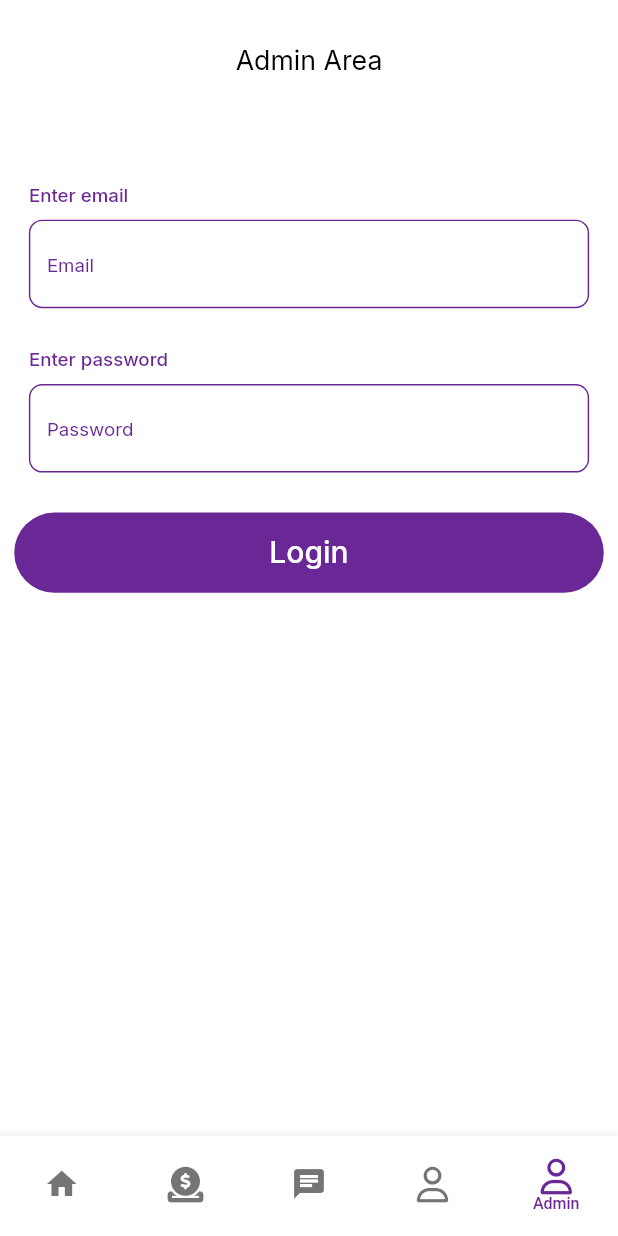
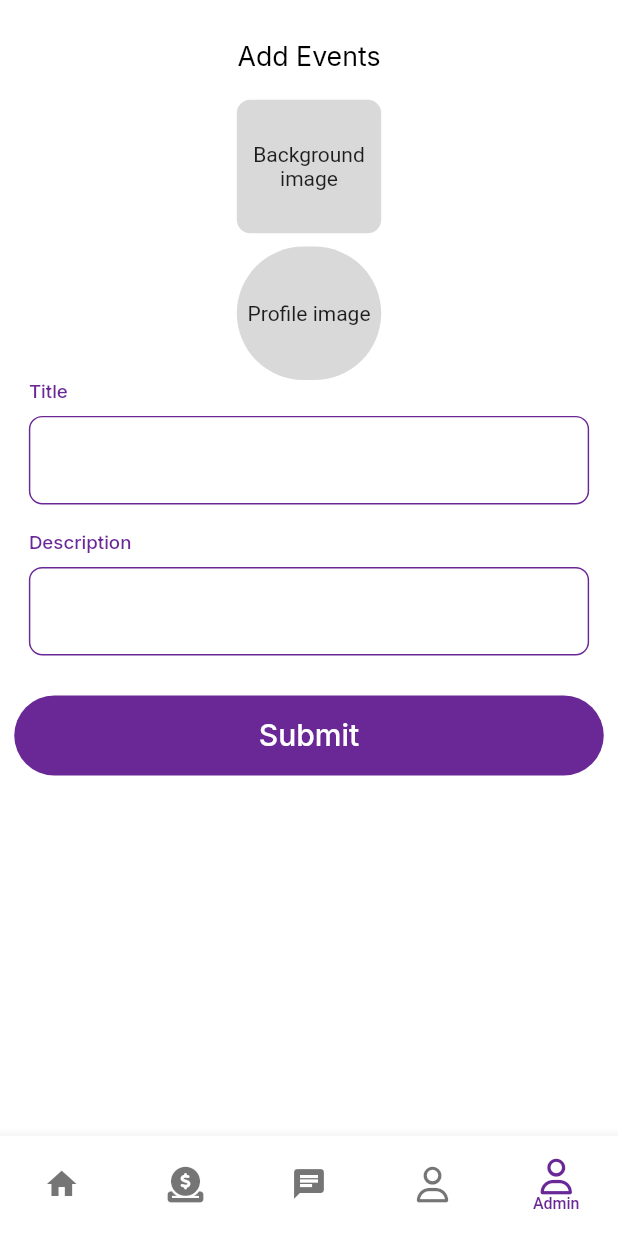
Before and after one commit to rashidyousaf/HonaLondonRadio_app, a Flutter app: the screen it shows after launch, item 5 of the bottom bar chosen, on a phone screen of 412 x 824 dp. Run offline on Flutter 3.47's test engine with Material 2 defaults, Android fonts, the light colour scheme and no system bars; our stand-ins replace audioplayers, carousel_slider, cloud_firestore, firebase_auth, firebase_core, firebase_storage and 4 more; accounts and stored records are empty.

Commit message:
image_picker_continue

```diff
--- a/lib/common_widgets/custom_textfield.dart
+++ b/lib/common_widgets/custom_textfield.dart
@@ -3,11 +3,12 @@ import 'package:flutter_screenutil/flutter_screenutil.dart';
 import '../consts/const.dart';
 
 class CustomTextfiled extends StatelessWidget {
-  const CustomTextfiled({super.key, required this.titile, required this.hint});
+  CustomTextfiled(
+      {super.key, required this.titile, required this.hint, this.controller});
 
   final String titile;
   final String hint;
-
+  TextEditingController? controller = TextEditingController();
   @override
   Widget build(BuildContext context) {
     return Column(
@@ -24,6 +25,9 @@ class CustomTextfiled extends StatelessWidget {
           height: 10.h,
         ),
         TextField(
+          controller: controller,
+          keyboardType: TextInputType.multiline,
+          maxLines: null,
           decoration: InputDecoration(
             focusedBorder: OutlineInputBorder(
               borderSide: BorderSide(width: 1.w, color: nBlueColor),
--- /dev/null
+++ b/lib/controllers/Event_controller.dart
@@ -0,0 +1,30 @@
+import 'package:honalondon_radio/consts/const.dart';
+import 'package:honalondon_radio/models/event_model.dart';
+import 'package:honalondon_radio/services/firestore_service.dart';
+
+import 'Image_picker_provider.dart';
+
+class EventController {
+  TextEditingController bgimageController = TextEditingController();
+  TextEditingController proimageController = TextEditingController();
+  TextEditingController titleController = TextEditingController();
+  TextEditingController descController = TextEditingController();
+
+  FirestoreService firestoreService = FirestoreService();
+
+  saveEvents() async {
+    EventModel eventModel = EventModel(
+      bgImage: bgimageController.text,
+      proImage: proimageController.text,
+      title: titleController.text,
+      desc: descController.text,
+    );
+    await firestoreService.saveEventsInfo(eventModel);
+  }
+
+  demyFuc() {
+    ImagePcikerProvider iPP = ImagePcikerProvider();
+
+    print("url:${iPP.imageUrl}");
+  }
+}
--- /dev/null
+++ b/lib/controllers/Image_picker_provider.dart
@@ -0,0 +1,48 @@
+import 'dart:io';
+
+import 'package:firebase_storage/firebase_storage.dart';
+import 'package:honalondon_radio/consts/const.dart';
+// import 'package:image_cropper/image_cropper.dart';
+import 'package:image_picker/image_picker.dart';
+
+class ImagePcikerProvider extends ChangeNotifier {
+  File? _pimg;
+  File? _bgimg;
+  String _imageUrl = '';
+
+  File? get pimg => _pimg;
+  File? get bgimg => _bgimg;
+  String get imageUrl => _imageUrl;
+
+  Future<void> pickpImage1() async {
+    final image = await ImagePicker().pickImage(source: ImageSource.gallery);
+    if (image == null) return;
+    final img = File(image.path);
+
+    final uniqueFileName = DateTime.now().millisecondsSinceEpoch.toString();
+    final referenceRoot = FirebaseStorage.instance.ref();
+    final referenceDirImages = referenceRoot.child('images');
+    final referenceImageToUpload = referenceDirImages.child(uniqueFileName);
+    try {
+      await referenceImageToUpload.putFile(File(image.path));
+      _imageUrl = await referenceImageToUpload.getDownloadURL();
+      notifyListeners();
+      print('eventurl:${_imageUrl}');
+    } catch (error) {
+      // handle error
+    }
+
+    _pimg = img;
+    notifyListeners();
+  }
+
+  Future<void> pickbgImage() async {
+    final image2 = await ImagePicker().pickImage(source: ImageSource.gallery);
+    if (image2 == null) return;
+    final img2 = File(image2.path);
+
+    _bgimg = img2;
+
+    notifyListeners();
+  }
+}
--- /dev/null
+++ b/lib/models/event_model.dart
@@ -0,0 +1,27 @@
+class EventModel {
+  String? id;
+  String? bgImage;
+  String? proImage;
+  String? title;
+  String? desc;
+
+  EventModel({this.id, this.bgImage, this.proImage, this.title, this.desc});
+
+  EventModel.fromJson(Map<String, dynamic> json) {
+    id = json['id'];
+    bgImage = json['bgImage'];
+    proImage = json['proImage'];
+    title = json['title'];
+    desc = json['desc'];
+  }
+
+  Map<String, dynamic> toJson() {
+    final Map<String, dynamic> data = new Map<String, dynamic>();
+    data['id'] = id;
+    data['bgImage'] = bgImage;
+    data['proImage'] = proImage;
+    data['title'] = title;
+    data['desc'] = desc;
+    return data;
+  }
+}
--- a/lib/routes/routes.dart
+++ b/lib/routes/routes.dart
@@ -8,6 +8,7 @@ import 'package:honalondon_radio/views/Presenter_screen/presenter_one_screen.dar
 import 'package:honalondon_radio/views/Presenter_screen/presenter_sex_screen.dart';
 import 'package:honalondon_radio/views/Presenter_screen/presenter_three_screen.dart';
 import 'package:honalondon_radio/views/Presenter_screen/presenter_two_screen.dart';
+import 'package:honalondon_radio/views/admin_screen/add_event-screen.dart';
 import 'package:honalondon_radio/views/coin_screen/coin_screen1.dart';
 import 'package:honalondon_radio/views/home/events_screen.dart';
 import 'package:honalondon_radio/views/home/home_screen.dart';
@@ -61,6 +62,8 @@ class Routes {
         return MaterialPageRoute(builder: (context) => const CoinScreen2());
       case "/coins3":
         return MaterialPageRoute(builder: (context) => const CoinScreen3());
+      case "/aES":
+        return MaterialPageRoute(builder: (context) => const AddEventScreen());
     }
     return null;
   }
--- /dev/null
+++ b/lib/services/firestore_service.dart
@@ -0,0 +1,21 @@
+import 'package:cloud_firestore/cloud_firestore.dart';
+import 'package:honalondon_radio/models/event_model.dart';
+
+class FirestoreService {
+  CollectionReference events = FirebaseFirestore.instance.collection("events");
+
+  Future<void> saveEventsInfo(EventModel eventModel) async {
+    final docData = events.doc();
+
+    eventModel.id = docData.id;
+
+    await docData.set(eventModel.toJson());
+  }
+
+  // Future<EventModel> getEventsInfo() async {
+  //   QuerySnapshot doc = events.get();
+  //   EventModel clubhModel =
+  //       EventModel.fromJson(doc.data() as Map<String, dynamic>);
+  //   return EventModel();
+  // }
+}
--- /dev/null
+++ b/lib/views/admin_screen/add_event-screen.dart
@@ -0,0 +1,110 @@
+import 'package:flutter_screenutil/flutter_screenutil.dart';
+import 'package:honalondon_radio/common_widgets/custom_button.dart';
+import 'package:honalondon_radio/common_widgets/custom_textfield.dart';
+import 'package:honalondon_radio/consts/const.dart';
+import 'package:honalondon_radio/controllers/Event_controller.dart';
+import 'package:provider/provider.dart';
+
+import '../../controllers/Image_picker_provider.dart';
+
+class AddEventScreen extends StatelessWidget {
+  const AddEventScreen({super.key});
+
+  @override
+  Widget build(BuildContext context) {
+    EventController eC = EventController();
+    return Scaffold(
+      body: SafeArea(
+          child: Column(
+        children: [
+          SizedBox(
+            height: 30.h,
+          ),
+          Text(
+            "Add Events",
+            style: myTS20(fontSize: 20.sp),
+          ),
+          SizedBox(
+            height: 20.h,
+          ),
+          Consumer<ImagePcikerProvider>(builder: (context, provider, child) {
+            return InkWell(
+              onTap: () {
+                provider.pickbgImage();
+              },
+              child: Container(
+                  width: 100.w,
+                  height: 100.h,
+                  decoration: BoxDecoration(
+                      borderRadius: BorderRadius.circular(10.r),
+                      color: greyColor),
+                  child: provider.pimg == null
+                      ? const Center(
+                          child: Text(
+                          'Background image',
+                          textAlign: TextAlign.center,
+                        ))
+                      : const CircleAvatar(
+                          // backgroundImage: FileImage(provider.bgimg!),
+                          )),
+            );
+          }),
+          SizedBox(
+            height: 10.h,
+          ),
+          Consumer<ImagePcikerProvider>(builder: (context, provider, child) {
+            return InkWell(
+              onTap: () {
+                provider.pickpImage1();
+              },
+              child: Container(
+                  clipBehavior: Clip.antiAlias,
+                  width: 100.w,
+                  height: 100.h,
+                  decoration: BoxDecoration(
+                      borderRadius: BorderRadius.circular(100.r),
+                      color: greyColor),
+                  child: provider.pimg == null
+                      ? const Center(child: Text('Profile image'))
+                      : CircleAvatar(
+                          backgroundImage: FileImage(provider.pimg!),
+                          radius: 200.0,
+                        )),
+            );
+          }),
+          Padding(
+            padding: EdgeInsets.symmetric(horizontal: 20.w),
+            child: CustomTextfiled(
+              titile: title,
+              hint: '',
+              controller: eC.titleController,
+            ),
+          ),
+          SizedBox(
+            height: 20.h,
+          ),
+          Padding(
+            padding: EdgeInsets.symmetric(horizontal: 20.w),
+            child: CustomTextfiled(
+              titile: description,
+              hint: '',
+              controller: eC.descController,
+            ),
+          ),
+          SizedBox(
+            height: 30.h,
+          ),
+          SizedBox(
+            height: 60.h,
+            child: CustomButton(
+              title: "Submit",
+              onTap: () {
+                eC.demyFuc();
+              },
+            ),
+          ),
+        ],
+      )),
+    );
+  }
+}
--- a/lib/views/bottom_nav/bottom_nav_screen.dart
+++ b/lib/views/bottom_nav/bottom_nav_screen.dart
@@ -1,5 +1,6 @@
 import 'package:flutter_screenutil/flutter_screenutil.dart';
 import 'package:font_awesome_flutter/font_awesome_flutter.dart';
+import 'package:honalondon_radio/views/admin_screen/add_event-screen.dart';
 import 'package:honalondon_radio/views/admin_screen/admin_screen.dart';
 import 'package:honalondon_radio/views/chat_screen/chat_screen.dart';
 import 'package:honalondon_radio/views/coin_screen/coin_screen.dart';
@@ -36,7 +37,7 @@ class BottomNavScreen extends StatelessWidget {
       const CoinScreen(),
       const ChatScreen(),
       const ProfileScreen(),
-      const AdminScreen(),
+      const AddEventScreen(),
     ];
     return Scaffold(
         body: Column(
```
Also changed, not shown: lib/common_widgets/custom_textarea.dart (added, +14 -0 lines), lib/main.dart (+7 -1 lines), lib/services/auth_service.dart (added, +26 -0 lines), lib/views/admin_screen/admin_screen.dart (+13 -3 lines), lib/views/home/home_screen.dart (+24 -26 lines), pubspec.yaml (+6 -1 lines), pubspec.lock, 5 other files.
